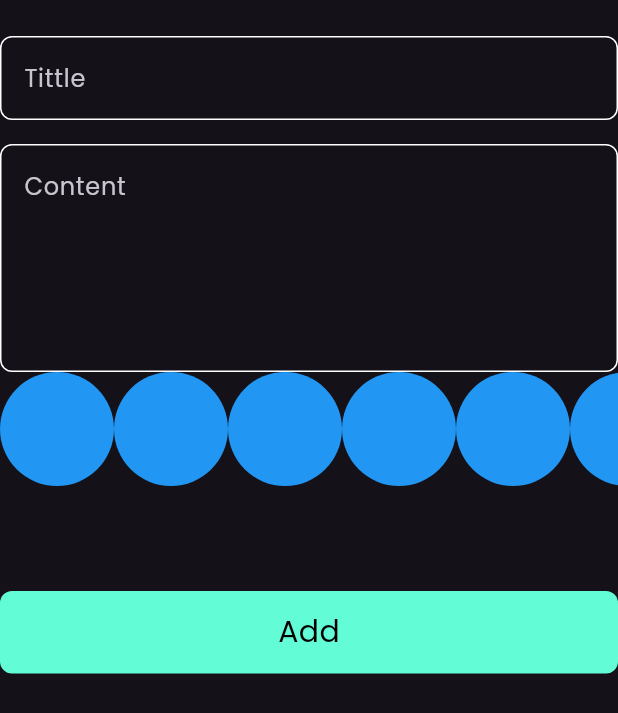
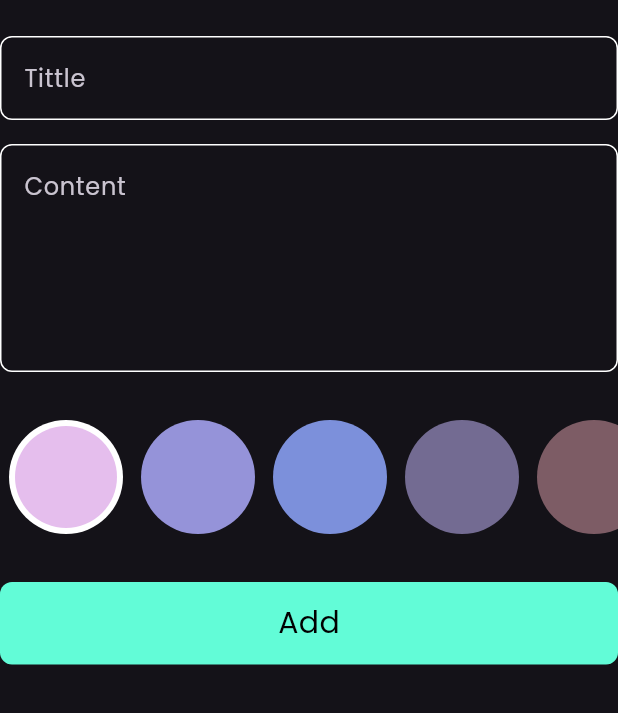
Before and after one commit to abdelrahman-stack/notes_app, a Flutter app: the AddFormButton widget shown alone on an empty page, opened directly, on a phone screen of 412 x 824 dp. Shown: the top 713 px of the screen. Run offline on Flutter 3.47's test engine with Material 3 defaults, Android fonts, the phone set to English and light mode, and no system bars; our stand-ins replace bloc, flutter_bloc, hive, hive_flutter; accounts and stored records are empty.

Commit message:
colors list view part 2

```diff
--- a/lib/views/widget/add_note_form.dart
+++ b/lib/views/widget/add_note_form.dart
@@ -3,6 +3,7 @@ import 'package:flutter_bloc/flutter_bloc.dart';
 import 'package:intl/intl.dart';
 import 'package:notes_app/cubits/add_note_cubit/add_note_cubit.dart';
 import 'package:notes_app/models/note_model.dart';
+import 'package:notes_app/views/widget/colors_list_view.dart';
 import 'package:notes_app/views/widget/custom_button.dart';
 import 'package:notes_app/views/widget/custom_text_field.dart';
 
@@ -40,8 +41,10 @@ class _AddFormButtonState extends State<AddFormButton> {
             },
 
           ),
+                    SizedBox(height: 32),
+
           ColorListView(),
-          SizedBox(height: 70),
+          SizedBox(height: 32),
           BlocBuilder<AddNoteCubit, AddNoteState>(
             builder: (context, state) {
               return CustomButton(
@@ -71,30 +74,3 @@ class _AddFormButtonState extends State<AddFormButton> {
     );
   }
 }
-class ColorItem extends StatelessWidget {
-  const ColorItem({super.key});
-
-  @override
-  Widget build(BuildContext context) {
-    return const CircleAvatar(
-      radius: 38,
-      backgroundColor: Colors.blue,
-    );
-  }
-}
-class ColorListView extends StatelessWidget {
-  const ColorListView({super.key});
-
-  @override
-  Widget build(BuildContext context) {
-    return  SizedBox(
-      height: 38 * 2,
-      child: ListView.builder(
-        itemCount: 10,
-        scrollDirection: Axis.horizontal ,
-        itemBuilder: (context , index){
-        return ColorItem();
-      }),
-    );
-  }
-}
--- /dev/null
+++ b/lib/views/widget/colors_list_view.dart
@@ -0,0 +1,62 @@
+import 'package:flutter/material.dart';
+
+class ColorItem extends StatelessWidget {
+  const ColorItem({super.key, required this.isActive, required this.color});
+  final bool isActive;
+  final Color color;
+  @override
+  Widget build(BuildContext context) {
+    return isActive
+        ? CircleAvatar(
+            backgroundColor: Colors.white,
+            radius: 38,
+            child: CircleAvatar(radius: 34, backgroundColor: color),
+          )
+        :  CircleAvatar(radius: 38, backgroundColor: color);
+  }
+}
+
+class ColorListView extends StatefulWidget {
+  const ColorListView({super.key});
+
+  @override
+  State<ColorListView> createState() => _ColorListViewState();
+}
+
+class _ColorListViewState extends State<ColorListView> {
+  int currentIndex = 0;
+  List<Color> colors = [
+    Color(0xffE5BEED),
+    Color(0xff9593D9),
+    Color(0xff7C90DB),
+    Color(0xff736B92),
+    Color(0xff7D5C65),
+  ];
+
+  @override
+  Widget build(BuildContext context) {
+    return SizedBox(
+      height: 38 * 2,
+      child: ListView.builder(
+        itemCount: colors.length,
+        scrollDirection: Axis.horizontal,
+        itemBuilder: (context, index) {
+          return Padding(
+            padding: const EdgeInsets.symmetric(horizontal: 6),
+            child: GestureDetector(
+              onTap: () {
+                currentIndex = index;
+                setState(() {
+
+                });
+              },
+              child: ColorItem(
+                color: colors[index],
+                isActive: currentIndex == index),
+            ),
+          );
+        },
+      ),
+    );
+  }
+}
```
